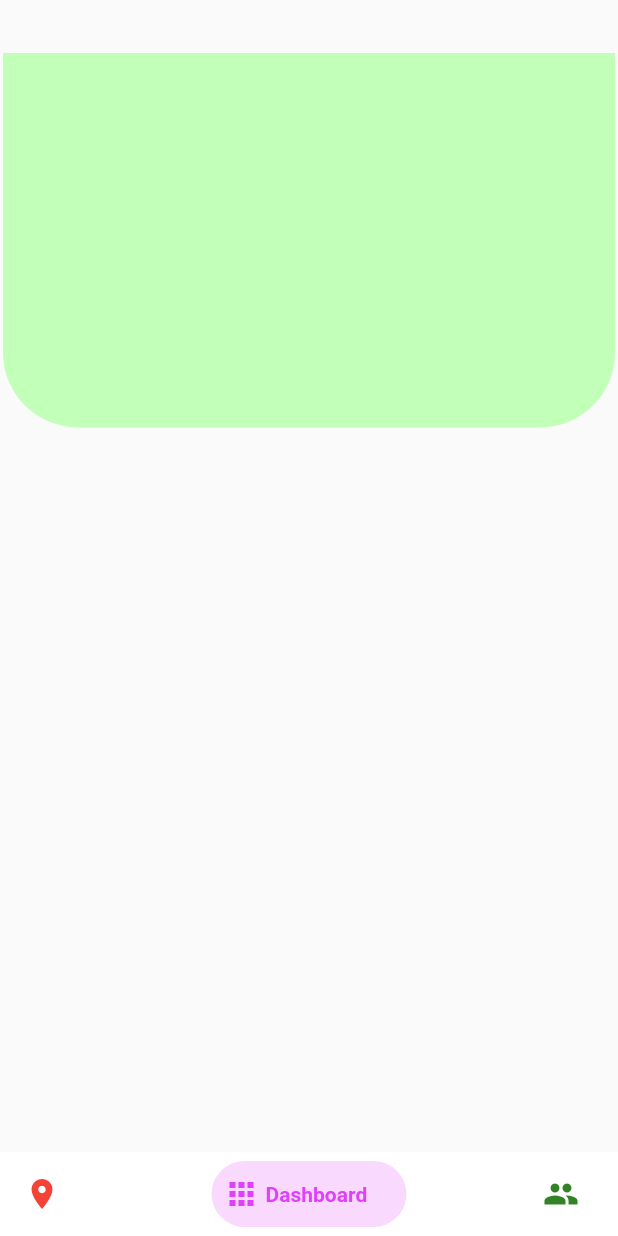
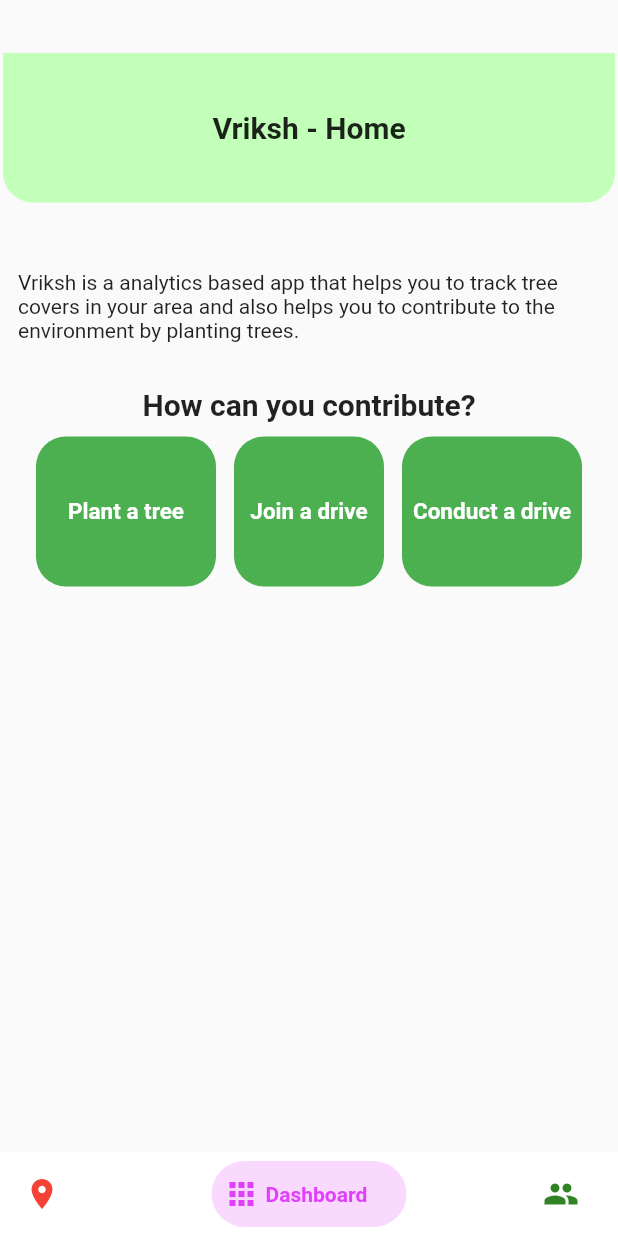
Before and after one commit to sy425191/Vriksh_hack36, a Flutter app: the screen it shows after launch, swiped to page 2, on a phone screen of 412 x 824 dp. Run offline on Flutter 3.47's test engine with Material 2 defaults, Android fonts, the phone set to English and light mode, and no system bars; drawn by our look-alikes of bottom_navy_bar; our stand-ins replace animated_splash_screen, geolocator, google_maps_flutter; missing offline and left inert: google_maps_flutter_platform_interface.

Commit message:
homepage info

```diff
--- a/vriksh/lib/screens/home/homeApps.dart
+++ b/vriksh/lib/screens/home/homeApps.dart
@@ -27,12 +27,25 @@ class HomeAppsState extends State<HomeApps> {
         crossAxisAlignment: CrossAxisAlignment.start,
         children: [
           Container(
-            height: 250,
+            height: 100,
+            width: double.infinity,
+            padding: EdgeInsets.symmetric(
+              horizontal: 10,
+            ),
             decoration: const BoxDecoration(
               color: Color.fromARGB(255, 194, 255, 184),
               borderRadius: BorderRadius.only(
-                bottomLeft: Radius.circular(50),
-                bottomRight: Radius.circular(50),
+                bottomLeft: Radius.circular(20),
+                bottomRight: Radius.circular(20),
+              ),
+            ),
+            child: Center(
+              child: Text(
+                "Vriksh - Home",
+                style: TextStyle(
+                  fontSize: 20,
+                  fontWeight: FontWeight.bold,
+                ),
               ),
             ),
           ),
@@ -44,7 +57,109 @@ class HomeAppsState extends State<HomeApps> {
               horizontal: 10,
             ),
             child: Column(
-              children: [],
+              children: [
+                // show users the ways by which they can contribute to sustainability
+                SizedBox(
+                  height: 30,
+                ),
+
+                Text(
+                    "Vriksh is a analytics based app that helps you to track tree covers in your area and also helps you to contribute to the environment by planting trees."),
+
+                SizedBox(
+                  height: 30,
+                ),
+                Text(
+                  "How can you contribute?",
+                  style: TextStyle(
+                    fontSize: 20,
+                    fontWeight: FontWeight.bold,
+                  ),
+                ),
+                SizedBox(
+                  height: 10,
+                ),
+                Row(
+                  mainAxisAlignment: MainAxisAlignment.spaceEvenly,
+                  children: [
+                    Column(
+                      children: [
+                        Container(
+                          height: 100,
+                          width: 120,
+                          decoration: BoxDecoration(
+                            color: Colors.green,
+                            borderRadius: BorderRadius.circular(20),
+                          ),
+                          child: Center(
+                            child: Text(
+                              "Plant a tree",
+                              style: TextStyle(
+                                fontSize: 15,
+                                fontWeight: FontWeight.bold,
+                                color: Colors.white,
+                              ),
+                            ),
+                          ),
+                        ),
+                        SizedBox(
+                          height: 10,
+                        ),
+                      ],
+                    ),
+                    Column(
+                      children: [
+                        Container(
+                          height: 100,
+                          width: 100,
+                          decoration: BoxDecoration(
+                            color: Colors.green,
+                            borderRadius: BorderRadius.circular(20),
+                          ),
+                          child: Center(
+                            child: Text(
+                              "Join a drive",
+                              style: TextStyle(
+                                fontSize: 15,
+                                fontWeight: FontWeight.bold,
+                                color: Colors.white,
+                              ),
+                            ),
+                          ),
+                        ),
+                        SizedBox(
+                          height: 10,
+                        ),
+                      ],
+                    ),
+                    Column(
+                      children: [
+                        Container(
+                          height: 100,
+                          width: 120,
+                          decoration: BoxDecoration(
+                            color: Colors.green,
+                            borderRadius: BorderRadius.circular(20),
+                          ),
+                          child: Center(
+                            child: Text(
+                              "Conduct a drive",
+                              style: TextStyle(
+                                fontSize: 15,
+                                fontWeight: FontWeight.bold,
+                                color: Colors.white,
+                              ),
+                            ),
+                          ),
+                        ),
+                        SizedBox(
+                          height: 10,
+                        ),
+                      ],
+                    ),
+                  ],
+                ),
+              ],
             ),
           )
         ],
```
